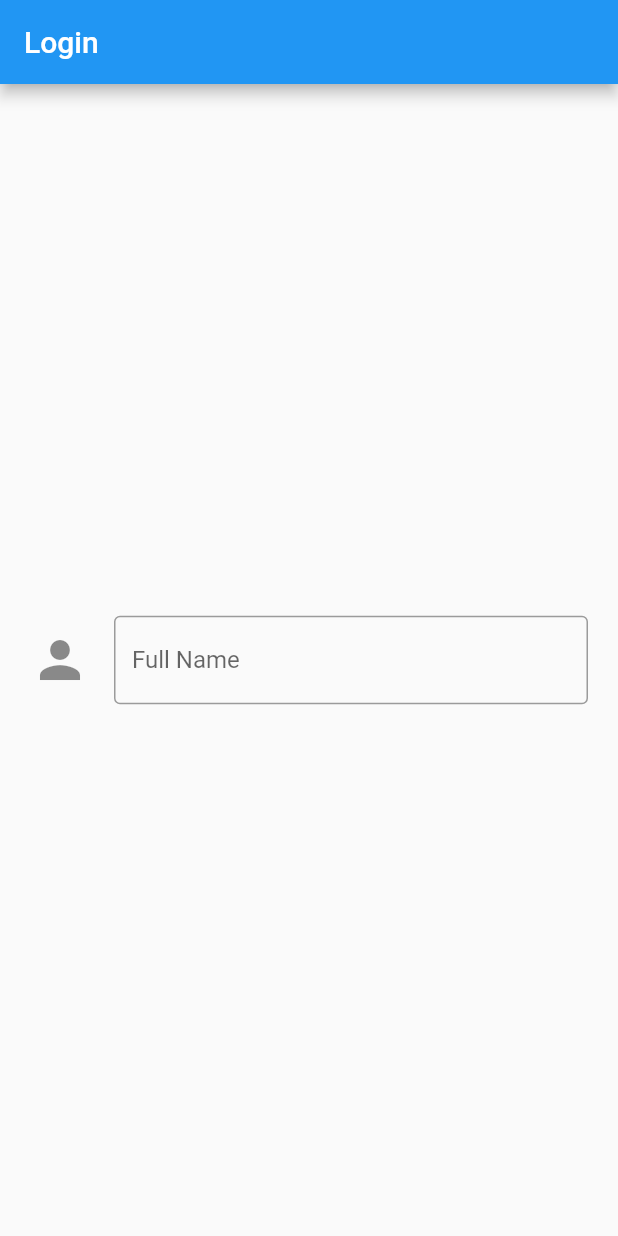
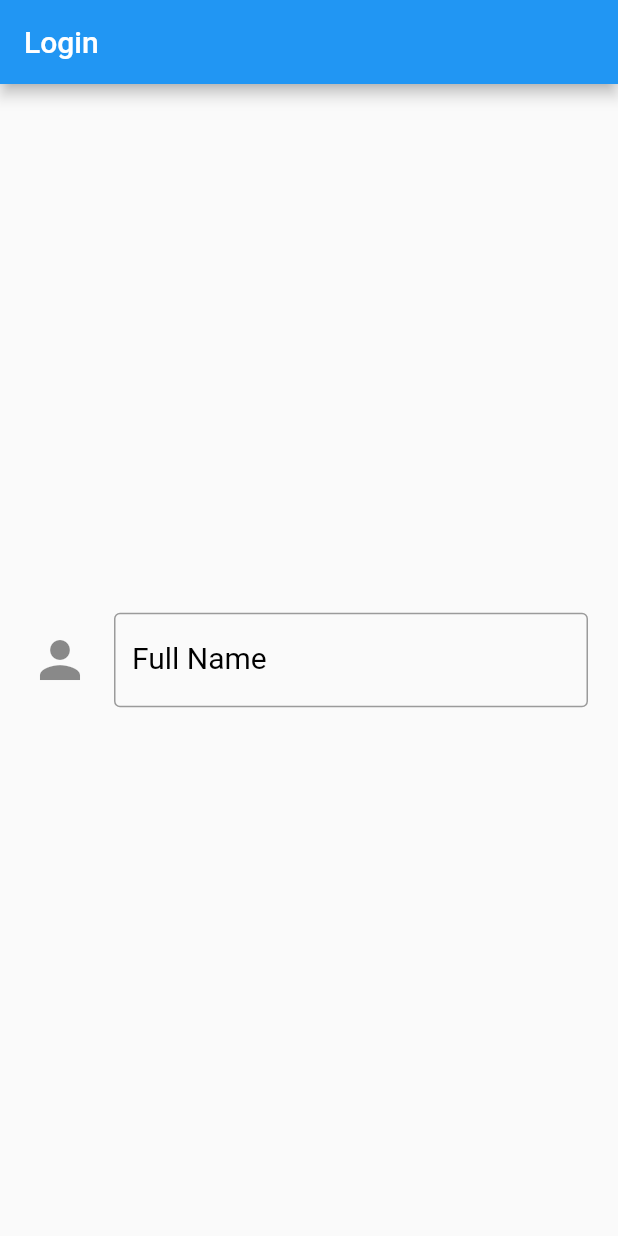
Before and after one commit to dwiponcosuripto4/mbakmu2, a Flutter app: the screen it shows after launch, on a phone screen of 412 x 824 dp. Run offline on Flutter 3.47's test engine with Material 2 defaults, Android fonts, the phone set to English and light mode, and no system bars.

Commit message:
add fonsize to the decoration of the password entry display

```diff
--- a/lib/main.dart
+++ b/lib/main.dart
@@ -36,7 +36,16 @@ class MyApp extends StatelessWidget {
                   borderSide: BorderSide(color: Colors.black),
                 ),
                 labelText: "Full Name ",
-                  hintText: "enter your full name"),
+                labelStyle: TextStyle(
+                  color: Colors.black,
+                  fontSize: 20,
+                ),
+                hintText: "enter your full name",
+                hintStyle: TextStyle(
+                  color: Colors.black,
+                  fontSize: 20,
+                ),
+              ),
             ),
           ),
         ),
```
Lines whose indentation alone changed are shown as unchanged.
